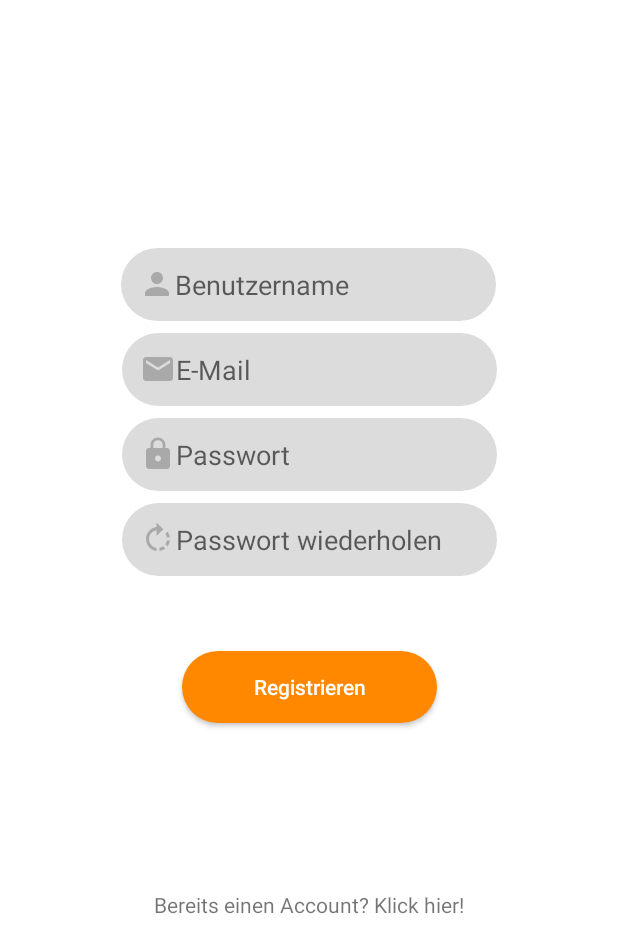
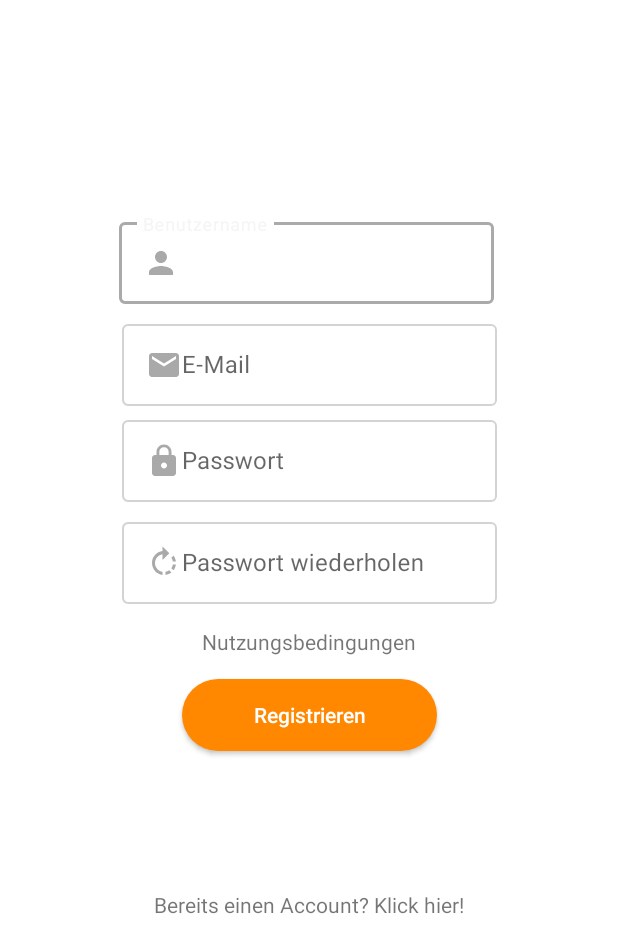
Before and after one commit to DevAppChris/postify_source, an Android app: the RegisterActivity screen opened directly, with no data from a screen before it, on a phone screen of 412 x 824 dp, the part 293-1236 px from its top. Run offline under Robolectric (Android 15) with nearby library versions, the phone set to English and light mode, and no system bars.

Commit message:
login/register: textfield style changed

```diff
--- a/app/build.gradle
+++ b/app/build.gradle
@@ -28,6 +28,8 @@ dependencies {
     //firebase
     implementation 'com.google.firebase:firebase-analytics:17.0.1'
 
+    //Google Design
+    implementation 'com.google.android.material:material:1.0.0'
 
     androidTestImplementation 'androidx.test:runner:1.1.1'
     androidTestImplementation 'androidx.test.espresso:espresso-core:3.1.1'
--- a/app/src/main/java/com/android/postify/RegisterActivity.java
+++ b/app/src/main/java/com/android/postify/RegisterActivity.java
@@ -2,6 +2,7 @@ package com.android.postify;
 
 import androidx.appcompat.app.AppCompatActivity;
 
+import android.content.Intent;
 import android.os.Bundle;
 import android.view.View;
 import android.widget.Button;
@@ -9,7 +10,7 @@ import android.widget.TextView;
 import android.widget.Toast;
 
 public class RegisterActivity extends AppCompatActivity {
-    TextView emojiTextView;
+    TextView emojiTextView, startWebBrowser;
     Button register_btn;
     @Override
     protected void onCreate(Bundle savedInstanceState) {
@@ -25,6 +26,14 @@ public class RegisterActivity extends AppCompatActivity {
                 Toast.makeText(RegisterActivity.this, "Server-Status: offline ", Toast.LENGTH_SHORT).show();
             }
         });
+        startWebBrowser = findViewById(R.id.startWeb);
+        startWebBrowser.setOnClickListener(new View.OnClickListener() {
+            @Override
+            public void onClick(View view) {
+                Intent web = new Intent(getApplicationContext(), BrowserActivity.class);
+                startActivity(web);
+            }
+        });
     }
 
     public String getEmojiByUnicode(int unicode){
--- a/app/src/main/res/layout/activity_register.xml
+++ b/app/src/main/res/layout/activity_register.xml
@@ -8,36 +8,8 @@
     android:background="@color/colorWhite"
     tools:context=".RegisterActivity">
 
-    <EditText
-        android:id="@+id/username_txt"
-        android:layout_width="250dp"
-        android:layout_height="wrap_content"
-        android:layout_marginBottom="8dp"
-        android:background="@drawable/reg_edittext_style"
-        android:drawableLeft="@drawable/ic_person_grey"
-        android:ems="10"
-        android:hint="Benutzername"
-        android:inputType="textPersonName"
-        app:layout_constraintBottom_toTopOf="@+id/email_txt"
-        app:layout_constraintEnd_toEndOf="parent"
-        app:layout_constraintHorizontal_bias="0.496"
-        app:layout_constraintStart_toStartOf="parent"
-        app:layout_constraintTop_toBottomOf="@+id/textView3"
-        app:layout_constraintVertical_bias="1.0" />
 
-    <EditText
-        android:id="@+id/email_txt"
-        android:layout_width="250dp"
-        android:layout_height="wrap_content"
-        android:layout_marginBottom="4dp"
-        android:background="@drawable/reg_edittext_style"
-        android:drawableLeft="@drawable/ic_email_grey"
-        android:ems="10"
-        android:hint="E-Mail"
-        android:inputType="textEmailAddress"
-        app:layout_constraintBottom_toTopOf="@+id/guideline2"
-        app:layout_constraintEnd_toEndOf="parent"
-        app:layout_constraintStart_toStartOf="parent" />
+
 
     <androidx.constraintlayout.widget.Guideline
         android:id="@+id/guideline2"
@@ -46,33 +18,9 @@
         android:orientation="horizontal"
         app:layout_constraintGuide_percent="0.57" />
 
-    <EditText
-        android:id="@+id/password_txt"
-        android:layout_width="250dp"
-        android:layout_height="wrap_content"
-        android:layout_marginTop="4dp"
-        android:background="@drawable/reg_edittext_style"
-        android:drawableLeft="@drawable/ic_schloss_grey"
-        android:ems="10"
-        android:hint="Passwort"
-        android:inputType="textPassword"
-        app:layout_constraintEnd_toEndOf="parent"
-        app:layout_constraintStart_toStartOf="parent"
-        app:layout_constraintTop_toTopOf="@+id/guideline2" />
 
-    <EditText
-        android:id="@+id/password_2_txt"
-        android:layout_width="250dp"
-        android:layout_height="wrap_content"
-        android:layout_marginTop="8dp"
-        android:background="@drawable/reg_edittext_style"
-        android:drawableLeft="@drawable/ic_rotate_right_grey"
-        android:ems="10"
-        android:hint="Passwort wiederholen"
-        android:inputType="textPassword"
-        app:layout_constraintEnd_toEndOf="parent"
-        app:layout_constraintStart_toStartOf="parent"
-        app:layout_constraintTop_toBottomOf="@+id/password_txt" />
+
+
 
     <Button
         android:id="@+id/register_button"
@@ -140,4 +88,106 @@
         app:layout_constraintStart_toStartOf="parent"
         app:layout_constraintTop_toTopOf="parent"
         app:layout_constraintVertical_bias="0.0" />
+
+    <TextView
+        android:id="@+id/startWeb"
+        android:layout_width="wrap_content"
+        android:layout_height="wrap_content"
+        android:text="Nutzungsbedingungen"
+        app:layout_constraintBottom_toTopOf="@+id/register_button"
+        app:layout_constraintEnd_toEndOf="parent"
+        app:layout_constraintStart_toStartOf="parent"
+        app:layout_constraintTop_toBottomOf="@+id/password_2_txt" />
+
+    <com.google.android.material.textfield.TextInputLayout
+        android:id="@+id/textInputLayout"
+        style="@style/Widget.MaterialComponents.TextInputLayout.OutlinedBox"
+        android:layout_width="250dp"
+        android:layout_height="60dp"
+        android:layout_marginBottom="8dp"
+        app:boxStrokeColor="@android:color/darker_gray"
+        app:layout_constraintBottom_toTopOf="@+id/textInputLayout2"
+        app:layout_constraintEnd_toEndOf="parent"
+        app:layout_constraintHorizontal_bias="0.49"
+        app:layout_constraintStart_toStartOf="parent"
+        app:layout_constraintTop_toBottomOf="@+id/textView3"
+        app:layout_constraintVertical_bias="1.0">
+
+        <com.google.android.material.textfield.TextInputEditText
+
+            android:id="@+id/username"
+            android:layout_width="match_parent"
+            android:layout_height="wrap_content"
+            android:layout_gravity="center"
+            android:drawableLeft="@drawable/ic_person_grey"
+            android:hint="Benutzername"
+            android:textColor="@android:color/black" />
+
+    </com.google.android.material.textfield.TextInputLayout>
+
+    <com.google.android.material.textfield.TextInputLayout
+        app:boxStrokeColor="@android:color/darker_gray"
+        android:id="@+id/textInputLayout2"
+        android:layout_width="250dp"
+        android:layout_height="60dp"
+        android:layout_marginBottom="4dp"
+        style="@style/Widget.MaterialComponents.TextInputLayout.OutlinedBox"
+        app:layout_constraintBottom_toTopOf="@+id/guideline2"
+        app:layout_constraintEnd_toEndOf="parent"
+        app:layout_constraintStart_toStartOf="parent">
+
+        <com.google.android.material.textfield.TextInputEditText
+            android:inputType="textEmailAddress"
+            android:id="@+id/email"
+            android:layout_width="match_parent"
+            android:layout_height="wrap_content"
+            android:hint="E-Mail"
+            android:drawableLeft="@drawable/ic_email_grey"
+            android:textColor="@android:color/black"/>
+    </com.google.android.material.textfield.TextInputLayout>
+
+    <com.google.android.material.textfield.TextInputLayout
+        app:boxStrokeColor="@android:color/darker_gray"
+        style="@style/Widget.MaterialComponents.TextInputLayout.OutlinedBox"
+        android:id="@+id/password_txt"
+        android:layout_width="250dp"
+        android:layout_height="60dp"
+        android:layout_marginTop="4dp"
+        app:layout_constraintEnd_toEndOf="parent"
+        app:layout_constraintStart_toStartOf="parent"
+        app:layout_constraintTop_toBottomOf="@+id/textInputLayout2">
+
+        <com.google.android.material.textfield.TextInputEditText
+
+            android:textColor="@android:color/black"
+            android:drawableLeft="@drawable/ic_schloss_grey"
+            android:inputType="textPassword"
+            android:id="@+id/password"
+            android:layout_width="match_parent"
+            android:layout_height="wrap_content"
+            android:hint="Passwort" />
+    </com.google.android.material.textfield.TextInputLayout>
+
+    <com.google.android.material.textfield.TextInputLayout
+
+        app:boxStrokeColor="@android:color/darker_gray"
+        style="@style/Widget.MaterialComponents.TextInputLayout.OutlinedBox"
+        android:id="@+id/password_2_txt"
+        android:layout_width="250dp"
+        android:layout_height="60dp"
+        android:layout_marginTop="8dp"
+        app:layout_constraintEnd_toEndOf="parent"
+        app:layout_constraintStart_toStartOf="parent"
+        app:layout_constraintTop_toBottomOf="@+id/password_txt">
+
+        <com.google.android.material.textfield.TextInputEditText
+            android:inputType="textPassword"
+            android:drawableLeft="@drawable/ic_rotate_right_grey"
+            android:textColor="@android:color/black"
+            android:layout_width="match_parent"
+            android:layout_height="wrap_content"
+            android:hint="Passwort wiederholen" />
+    </com.google.android.material.textfield.TextInputLayout>
+
+
 </androidx.constraintlayout.widget.ConstraintLayout>
--- a/app/src/main/res/values/colors.xml
+++ b/app/src/main/res/values/colors.xml
@@ -1,8 +1,10 @@
 <?xml version="1.0" encoding="utf-8"?>
-<resources>
+<resources xmlns:tools="http://schemas.android.com/tools">
     <color name="colorPrimary">#008577</color>
     <color name="colorPrimaryDark">#00574B</color>
     <color name="colorAccent">#D81B60</color>
     <color name="colorWhite">#FFF</color>
     <color name="colorGrey">#D3D3D3</color>
+
+    <color name="mtrl_textinput_default_box_stroke_color" tools:override="true">#D3D3D3</color>
 </resources>
--- a/app/src/main/res/values/styles.xml
+++ b/app/src/main/res/values/styles.xml
@@ -8,4 +8,5 @@
         <item name="colorAccent">@color/colorAccent</item>
     </style>
 
+
 </resources>
```
Also changed, not shown: app/src/main/AndroidManifest.xml (+7 -4 lines), app/src/main/java/com/android/postify/BrowserActivity.java (added, +36 -0 lines), app/src/main/res/layout/activity_browser.xml (added, +18 -0 lines), app/src/main/res/layout/activity_login.xml (+46 -33 lines).
